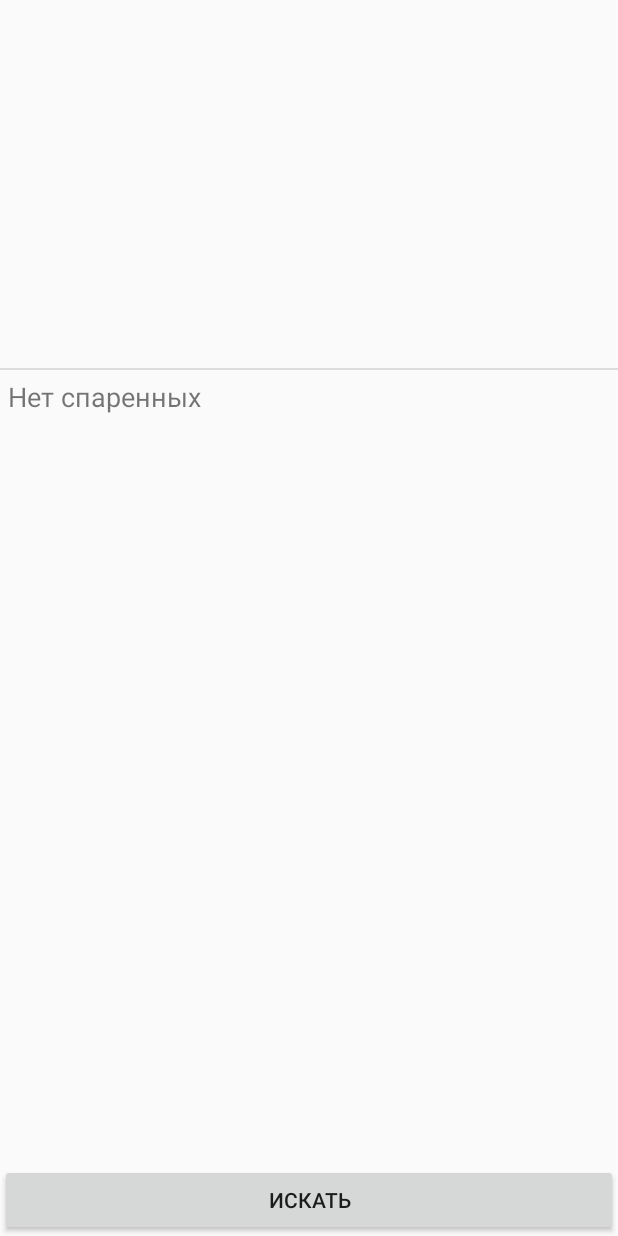
After one commit to dsokolov/composter, an Android app: the DeviceListActivity screen opened directly, with no data from a screen before it, on a phone screen of 412 x 824 dp. The commit adds this screen. Run offline under Robolectric (Android 15) with nearby library versions, the phone set to English and light mode, and no system bars.

Commit message:
Сделал поиск устройств

```diff
--- a/android/Composter/passanger/src/main/AndroidManifest.xml
+++ b/android/Composter/passanger/src/main/AndroidManifest.xml
@@ -14,6 +14,7 @@
                 <category android:name="android.intent.category.LAUNCHER" />
             </intent-filter>
         </activity>
+        <activity android:name=".DeviceListActivity"/>
     </application>
 
 </manifest>
--- /dev/null
+++ b/android/Composter/passanger/src/main/java/ru/composter/passanger/DeviceListActivity.java
@@ -0,0 +1,215 @@
+/*
+ * Copyright (C) 2014 The Android Open Source Project
+ *
+ * Licensed under the Apache License, Version 2.0 (the "License");
+ * you may not use this file except in compliance with the License.
+ * You may obtain a copy of the License at
+ *
+ *      http://www.apache.org/licenses/LICENSE-2.0
+ *
+ * Unless required by applicable law or agreed to in writing, software
+ * distributed under the License is distributed on an "AS IS" BASIS,
+ * WITHOUT WARRANTIES OR CONDITIONS OF ANY KIND, either express or implied.
+ * See the License for the specific language governing permissions and
+ * limitations under the License.
+ */
+
+package ru.composter.passanger;
+
+import android.app.Activity;
+import android.bluetooth.BluetoothAdapter;
+import android.bluetooth.BluetoothDevice;
+import android.content.BroadcastReceiver;
+import android.content.Context;
+import android.content.Intent;
+import android.content.IntentFilter;
+import android.os.Bundle;
+import android.util.Log;
+import android.view.View;
+import android.view.Window;
+import android.widget.AdapterView;
+import android.widget.ArrayAdapter;
+import android.widget.Button;
+import android.widget.ListView;
+import android.widget.TextView;
+
+import java.util.Set;
+
+/**
+ * This Activity appears as a dialog. It lists any paired devices and
+ * devices detected in the area after discovery. When a device is chosen
+ * by the user, the MAC address of the device is sent back to the parent
+ * Activity in the result Intent.
+ */
+public class DeviceListActivity extends Activity {
+
+    /**
+     * Tag for Log
+     */
+    private static final String TAG = "DeviceListActivity";
+
+    /**
+     * Return Intent extra
+     */
+    public static String EXTRA_DEVICE_ADDRESS = "device_address";
+
+    /**
+     * Member fields
+     */
+    private BluetoothAdapter mBtAdapter;
+
+    /**
+     * Newly discovered devices
+     */
+    private ArrayAdapter<String> mNewDevicesArrayAdapter;
+
+    @Override
+    protected void onCreate(Bundle savedInstanceState) {
+        super.onCreate(savedInstanceState);
+
+        // Setup the window
+        requestWindowFeature(Window.FEATURE_INDETERMINATE_PROGRESS);
+        setContentView(R.layout.activity_device_list);
+
+        // Set result CANCELED in case the user backs out
+        setResult(Activity.RESULT_CANCELED);
+
+        // Initialize the button to perform device discovery
+        Button scanButton = (Button) findViewById(R.id.button_scan);
+        scanButton.setOnClickListener(new View.OnClickListener() {
+            public void onClick(View v) {
+                doDiscovery();
+                v.setVisibility(View.GONE);
+            }
+        });
+
+        // Initialize array adapters. One for already paired devices and
+        // one for newly discovered devices
+        ArrayAdapter<String> pairedDevicesArrayAdapter =
+                new ArrayAdapter<String>(this, R.layout.device_name);
+        mNewDevicesArrayAdapter = new ArrayAdapter<String>(this, R.layout.device_name);
+
+        // Find and set up the ListView for paired devices
+        ListView pairedListView = (ListView) findViewById(R.id.paired_devices);
+        pairedListView.setAdapter(pairedDevicesArrayAdapter);
+        pairedListView.setOnItemClickListener(mDeviceClickListener);
+
+        // Find and set up the ListView for newly discovered devices
+        ListView newDevicesListView = (ListView) findViewById(R.id.new_devices);
+        newDevicesListView.setAdapter(mNewDevicesArrayAdapter);
+        newDevicesListView.setOnItemClickListener(mDeviceClickListener);
+
+        // Register for broadcasts when a device is discovered
+        IntentFilter filter = new IntentFilter(BluetoothDevice.ACTION_FOUND);
+        this.registerReceiver(mReceiver, filter);
+
+        // Register for broadcasts when discovery has finished
+        filter = new IntentFilter(BluetoothAdapter.ACTION_DISCOVERY_FINISHED);
+        this.registerReceiver(mReceiver, filter);
+
+        // Get the local Bluetooth adapter
+        mBtAdapter = BluetoothAdapter.getDefaultAdapter();
+
+        // Get a set of currently paired devices
+        Set<BluetoothDevice> pairedDevices = mBtAdapter.getBondedDevices();
+
+        // If there are paired devices, add each one to the ArrayAdapter
+        if (pairedDevices.size() > 0) {
+            findViewById(R.id.title_paired_devices).setVisibility(View.VISIBLE);
+            for (BluetoothDevice device : pairedDevices) {
+                pairedDevicesArrayAdapter.add(device.getName() + "\n" + device.getAddress());
+            }
+        } else {
+            String noDevices = "Нет спаренных";
+            pairedDevicesArrayAdapter.add(noDevices);
+        }
+    }
+
+    @Override
+    protected void onDestroy() {
+        super.onDestroy();
+
+        // Make sure we're not doing discovery anymore
+        if (mBtAdapter != null) {
+            mBtAdapter.cancelDiscovery();
+        }
+
+        // Unregister broadcast listeners
+        this.unregisterReceiver(mReceiver);
+    }
+
+    /**
+     * Start device discover with the BluetoothAdapter
+     */
+    private void doDiscovery() {
+        Log.d(TAG, "doDiscovery()");
+
+        // Indicate scanning in the title
+        setProgressBarIndeterminateVisibility(true);
+        setTitle("Сканирование");
+
+        // Turn on sub-title for new devices
+        findViewById(R.id.title_new_devices).setVisibility(View.VISIBLE);
+
+        // If we're already discovering, stop it
+        if (mBtAdapter.isDiscovering()) {
+            mBtAdapter.cancelDiscovery();
+        }
+
+        // Request discover from BluetoothAdapter
+        mBtAdapter.startDiscovery();
+    }
+
+    /**
+     * The on-click listener for all devices in the ListViews
+     */
+    private AdapterView.OnItemClickListener mDeviceClickListener
+            = new AdapterView.OnItemClickListener() {
+        public void onItemClick(AdapterView<?> av, View v, int arg2, long arg3) {
+            // Cancel discovery because it's costly and we're about to connect
+            mBtAdapter.cancelDiscovery();
+
+            // Get the device MAC address, which is the last 17 chars in the View
+            String info = ((TextView) v).getText().toString();
+            String address = info.substring(info.length() - 17);
+
+            // Create the result Intent and include the MAC address
+            Intent intent = new Intent();
+            intent.putExtra(EXTRA_DEVICE_ADDRESS, address);
+
+            // Set result and finish this Activity
+            setResult(Activity.RESULT_OK, intent);
+            finish();
+        }
+    };
+
+    /**
+     * The BroadcastReceiver that listens for discovered devices and changes the title when
+     * discovery is finished
+     */
+    private final BroadcastReceiver mReceiver = new BroadcastReceiver() {
+        @Override
+        public void onReceive(Context context, Intent intent) {
+            String action = intent.getAction();
+
+            // When discovery finds a device
+            if (BluetoothDevice.ACTION_FOUND.equals(action)) {
+                // Get the BluetoothDevice object from the Intent
+                BluetoothDevice device = intent.getParcelableExtra(BluetoothDevice.EXTRA_DEVICE);
+                // If it's already paired, skip it, because it's been listed already
+                if (device.getBondState() != BluetoothDevice.BOND_BONDED) {
+                    mNewDevicesArrayAdapter.add(device.getName() + "\n" + device.getAddress());
+                }
+                // When discovery is finished, change the Activity title
+            } else if (BluetoothAdapter.ACTION_DISCOVERY_FINISHED.equals(action)) {
+                setProgressBarIndeterminateVisibility(false);
+                setTitle("Выбрать девайс");
+                if (mNewDevicesArrayAdapter.getCount() == 0) {
+                    String noDevices = "Нет девайсов";
+                    mNewDevicesArrayAdapter.add(noDevices);
+                }
+            }
+        }
+    };
+
+}
--- /dev/null
+++ b/android/Composter/passanger/src/main/res/layout/activity_device_list.xml
@@ -0,0 +1,66 @@
+<?xml version="1.0" encoding="utf-8"?>
+<!-- Copyright (C) 2014 The Android Open Source Project
+
+     Licensed under the Apache License, Version 2.0 (the "License");
+     you may not use this file except in compliance with the License.
+     You may obtain a copy of the License at
+
+          http://www.apache.org/licenses/LICENSE-2.0
+
+     Unless required by applicable law or agreed to in writing, software
+     distributed under the License is distributed on an "AS IS" BASIS,
+     WITHOUT WARRANTIES OR CONDITIONS OF ANY KIND, either express or implied.
+     See the License for the specific language governing permissions and
+     limitations under the License.
+-->
+<LinearLayout xmlns:android="http://schemas.android.com/apk/res/android"
+              android:layout_width="match_parent"
+              android:layout_height="match_parent"
+              android:orientation="vertical"
+    >
+
+    <TextView
+        android:id="@+id/title_paired_devices"
+        android:layout_width="match_parent"
+        android:layout_height="wrap_content"
+        android:background="#666"
+        android:paddingLeft="5dp"
+        android:text="Спаренные девайсы"
+        android:textColor="#fff"
+        android:visibility="gone"
+        />
+
+    <ListView
+        android:id="@+id/paired_devices"
+        android:layout_width="match_parent"
+        android:layout_height="wrap_content"
+        android:layout_weight="1"
+        android:stackFromBottom="true"
+        />
+
+    <TextView
+        android:id="@+id/title_new_devices"
+        android:layout_width="match_parent"
+        android:layout_height="wrap_content"
+        android:background="#666"
+        android:paddingLeft="5dp"
+        android:text="Другие девайсы"
+        android:textColor="#fff"
+        android:visibility="gone"
+        />
+
+    <ListView
+        android:id="@+id/new_devices"
+        android:layout_width="match_parent"
+        android:layout_height="wrap_content"
+        android:layout_weight="2"
+        android:stackFromBottom="true"
+        />
+
+    <Button
+        android:id="@+id/button_scan"
+        android:layout_width="match_parent"
+        android:layout_height="wrap_content"
+        android:text="Искать"
+        />
+</LinearLayout>
--- a/android/Composter/passanger/src/main/res/layout/activity_main.xml
+++ b/android/Composter/passanger/src/main/res/layout/activity_main.xml
@@ -7,6 +7,12 @@
     android:paddingLeft="@dimen/activity_horizontal_margin"
     android:paddingRight="@dimen/activity_horizontal_margin"
     android:paddingTop="@dimen/activity_vertical_margin">
+
+    <Button
+        android:id="@+id/search"
+        android:layout_width="match_parent"
+        android:layout_height="wrap_content"
+        android:text="search" />
 
     <Button
         android:id="@+id/start"
--- /dev/null
+++ b/android/Composter/passanger/src/main/res/layout/device_name.xml
@@ -0,0 +1,21 @@
+<?xml version="1.0" encoding="utf-8"?>
+<!-- Copyright (C) 2014 The Android Open Source Project
+
+     Licensed under the Apache License, Version 2.0 (the "License");
+     you may not use this file except in compliance with the License.
+     You may obtain a copy of the License at
+
+          http://www.apache.org/licenses/LICENSE-2.0
+
+     Unless required by applicable law or agreed to in writing, software
+     distributed under the License is distributed on an "AS IS" BASIS,
+     WITHOUT WARRANTIES OR CONDITIONS OF ANY KIND, either express or implied.
+     See the License for the specific language governing permissions and
+     limitations under the License.
+-->
+<TextView xmlns:android="http://schemas.android.com/apk/res/android"
+          android:layout_width="match_parent"
+          android:layout_height="wrap_content"
+          android:padding="5dp"
+          android:textSize="18sp"
+    />
```
Also changed, not shown: android/Composter/passanger/src/main/java/ru/composter/passanger/MainActivity.java (+9 -0 lines).
